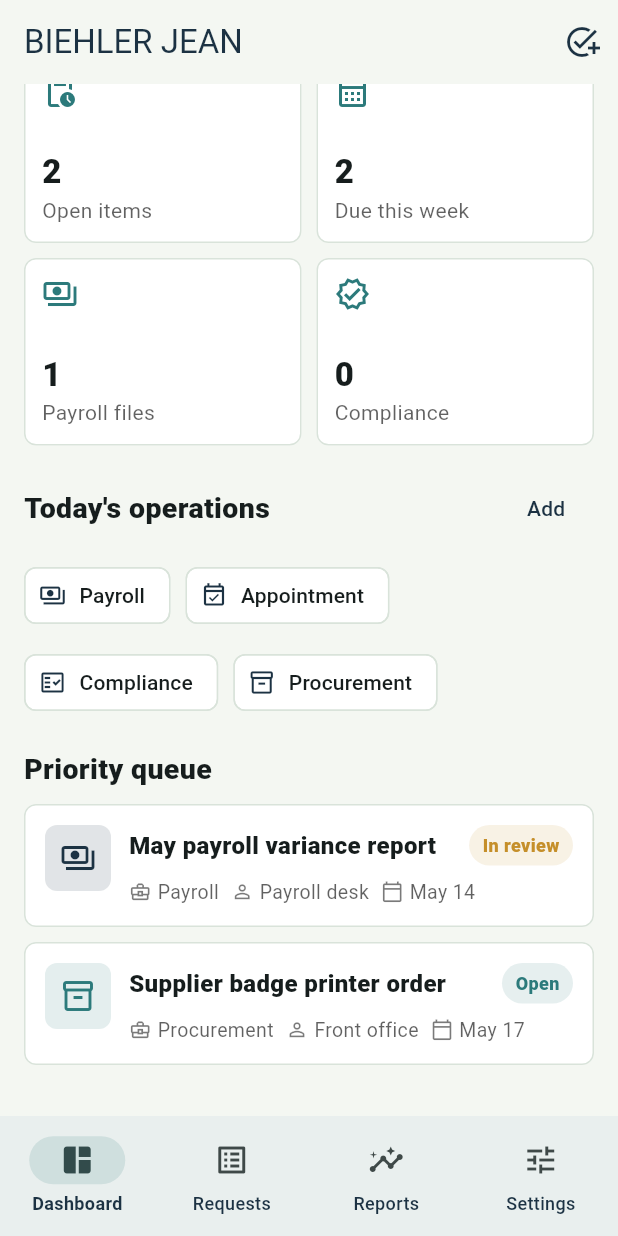
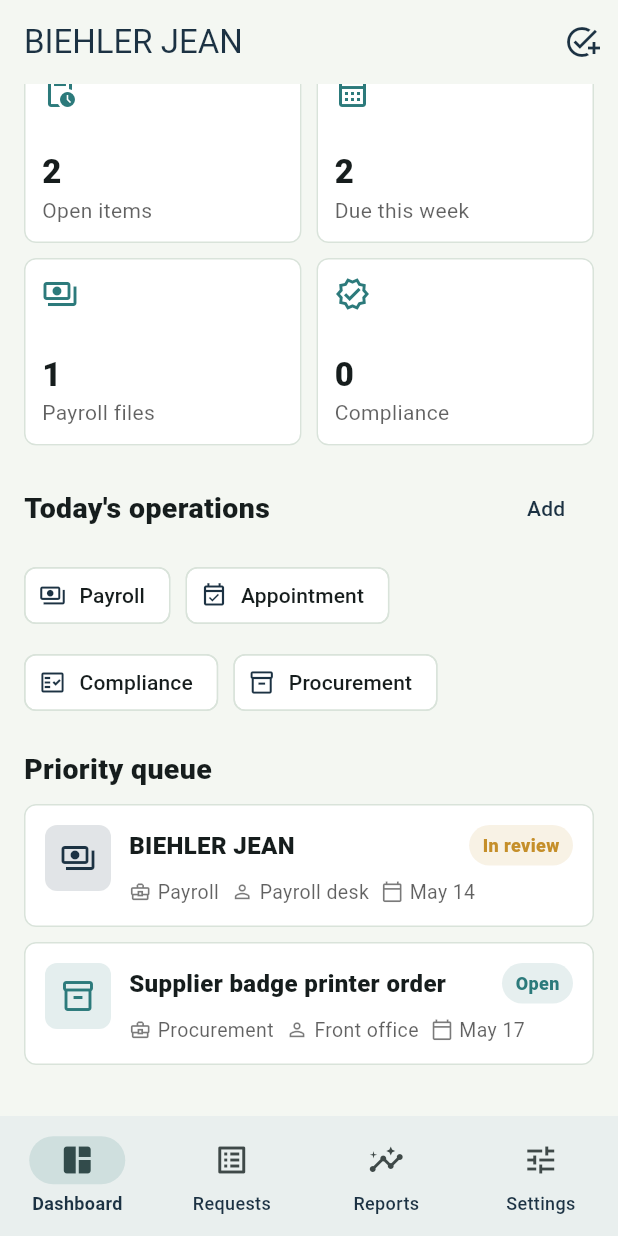
Before and after one commit to EOOrga/68d9d0fb1299230338ca5869, a Flutter app: the screen it shows after launch, scrolled down 203 dp, on a phone screen of 412 x 824 dp. Run offline on Flutter 3.47's test engine with Material 3 defaults, Android fonts, the light colour scheme and no system bars; our stand-ins replace shared_preferences.

Commit message:
Create Flutter variant com.cicola.biehler_jean

```diff
--- a/lib/main.dart
+++ b/lib/main.dart
@@ -275,7 +275,7 @@ List<OperationRecord> sampleRecords({bool seedOnly = false}) {
     OperationRecord(
       id: 'payroll-may-close',
       kind: OperationKind.payroll,
-      title: 'May payroll variance report',
+      title: 'BIEHLER JEAN',
       owner: 'Payroll desk',
       dueDate: now.add(const Duration(days: 2)),
       status: RecordStatus.review,
--- a/pubspec.yaml
+++ b/pubspec.yaml
@@ -23,4 +23,6 @@ flutter:
 flutter_launcher_icons:
   android: true
   image_path: docs/icon.png
+  adaptive_icon_foreground: docs/icon.png
+  adaptive_icon_background: "#1F6DFF"
   min_sdk_android: 23
```
Also changed, not shown: docs/icon.png, 11 other files.
